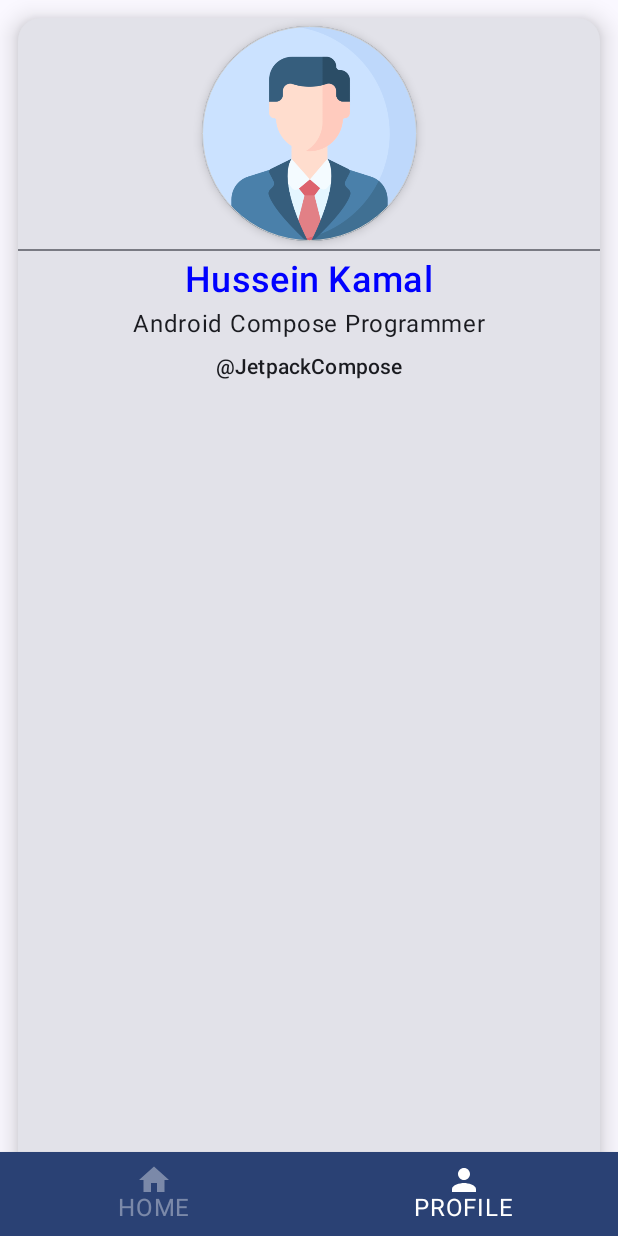
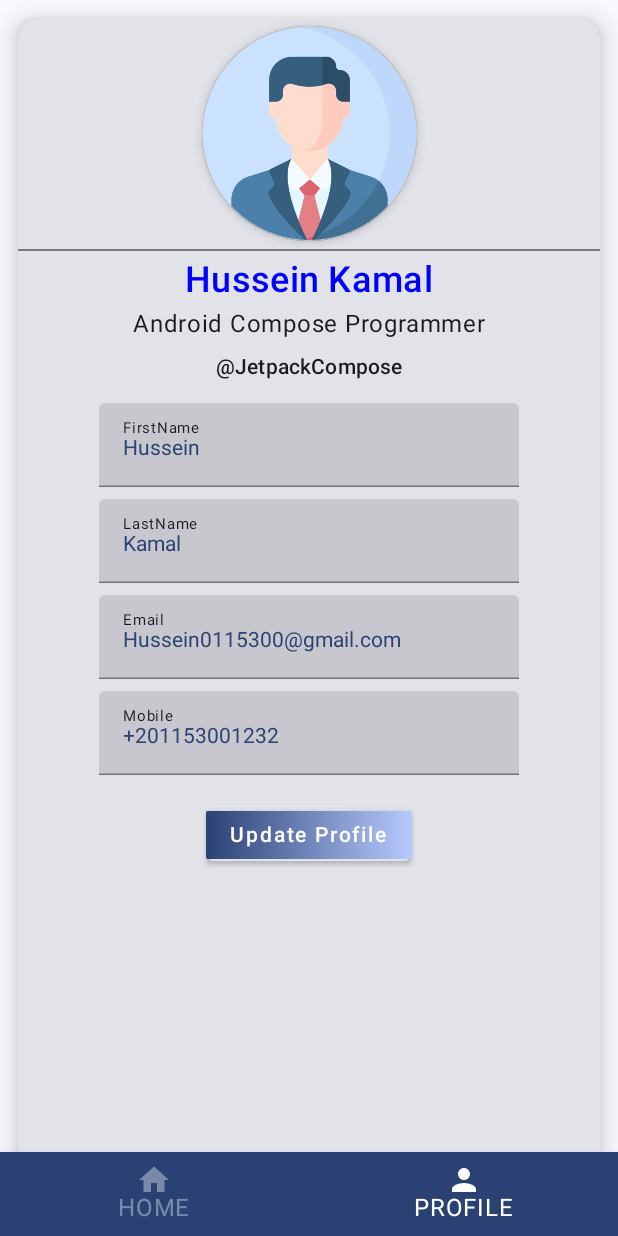
Before and after one commit to HusseinKamal/JetPackComposeExample, an Android app built with Jetpack Compose: the screen it shows after launch (MainActivity), item 2 of the bottom bar chosen, on a phone screen of 412 x 824 dp. Run offline under Robolectric (Android 15) with nearby library versions, the phone set to English and light mode, and no system bars; our stand-ins replace Dagger/Hilt's generated code, Room's generated code, paging; libraries missing offline, so code that uses them is left out: com.jakewharton.retrofit2; pictures from the network do not load.

Commit message:
Network call request for products - Complete design for profile page

```diff
--- a/app/src/main/java/com/hussein/jetpackcomposeexample/data/remote/ProductAPI.kt
+++ b/app/src/main/java/com/hussein/jetpackcomposeexample/data/remote/ProductAPI.kt
@@ -5,7 +5,7 @@ import retrofit2.http.GET
 
 interface ProductAPI{
 
-    @GET("/photos")
+    @GET("/products")
     suspend fun getAllProducts():Product
 
 }
--- /dev/null
+++ b/app/src/main/java/com/hussein/jetpackcomposeexample/screens/GradientButton.kt
@@ -0,0 +1,32 @@
+package com.hussein.jetpackcomposeexample.screens
+
+import androidx.compose.foundation.background
+import androidx.compose.foundation.layout.Box
+import androidx.compose.foundation.layout.PaddingValues
+import androidx.compose.foundation.layout.padding
+import androidx.compose.material.Button
+import androidx.compose.material.ButtonDefaults
+import androidx.compose.material.Text
+import androidx.compose.runtime.Composable
+import androidx.compose.ui.Alignment
+import androidx.compose.ui.Modifier
+import androidx.compose.ui.graphics.Brush
+import androidx.compose.ui.graphics.Color
+import androidx.compose.ui.unit.dp
+
+@Composable
+fun GradientButton(text:String, textColor: Color, gradient: Brush, onClick:()->Unit){
+    Button(onClick = { onClick() },
+        colors = ButtonDefaults.buttonColors(
+            backgroundColor = Color.Transparent
+        ),
+        contentPadding = PaddingValues()
+    ) {
+        Box(modifier = Modifier
+            .background(gradient)
+            .padding(horizontal = 16.dp, vertical = 8.dp), contentAlignment = Alignment.Center){
+            Text(text = text, color = textColor)
+        }
+    }
+
+}
--- a/app/src/main/java/com/hussein/jetpackcomposeexample/screens/ListContent.kt
+++ b/app/src/main/java/com/hussein/jetpackcomposeexample/screens/ListContent.kt
@@ -65,8 +65,8 @@ fun ProductItem(product: ProductX){
         model = ImageRequest.Builder(context)
             .data(product.images[0])
             .crossfade(true)
-            .placeholder(R.drawable.ic_launcher_background)
-            .error(R.drawable.ic_launcher_background)
+            .placeholder(R.drawable.placeholder)
+            .error(R.drawable.placeholder)
             .build(),
     )
 
@@ -74,7 +74,7 @@ fun ProductItem(product: ProductX){
         .height(300.dp)
         .fillMaxWidth(), contentAlignment = Alignment.BottomCenter){
 
-        Image(modifier = Modifier.fillMaxSize(),painter = painter, contentScale = ContentScale.Crop, contentDescription = "Unspalsh Image")
+        Image(modifier = Modifier.fillMaxSize(),painter = painter, contentScale = ContentScale.FillBounds, contentDescription = "Product Image")
 
         Surface(
             modifier = Modifier
@@ -91,11 +91,9 @@ fun ProductItem(product: ProductX){
             horizontalArrangement = Arrangement.SpaceBetween
         ){
             Text(text = buildAnnotatedString {
-                append("Name ")
                 withStyle(style = SpanStyle(fontWeight = FontWeight.Bold)) {
                     append(product.title)
                 }
-                append(" Price")
             },
                 color=Color.White,
                 maxLines = 1,
@@ -119,7 +117,7 @@ fun LikeCounter(modifier: Modifier,painter: Painter,likes:String){
         horizontalArrangement = Arrangement.End
     ){
         Icon(painter = painter, contentDescription = "Like Icon", tint = Color.Red)
-        Divider(Modifier.width(6.dp))
+        Divider(Modifier.width(2.dp))
         Text(
             text = likes,
             color = Color.White,
--- a/app/src/main/java/com/hussein/jetpackcomposeexample/screens/ProfileScreen.kt
+++ b/app/src/main/java/com/hussein/jetpackcomposeexample/screens/ProfileScreen.kt
@@ -1,12 +1,10 @@
 package com.hussein.jetpackcomposeexample.screens
 
+import android.widget.Toast
 import androidx.compose.foundation.BorderStroke
 import androidx.compose.foundation.Image
 import androidx.compose.foundation.layout.Arrangement
 import androidx.compose.foundation.layout.Column
-import androidx.compose.foundation.layout.ExperimentalLayoutApi
-import androidx.compose.foundation.layout.FlowRow
-import androidx.compose.foundation.layout.Row
 import androidx.compose.foundation.layout.Spacer
 import androidx.compose.foundation.layout.fillMaxHeight
 import androidx.compose.foundation.layout.fillMaxWidth
@@ -14,40 +12,27 @@ import androidx.compose.foundation.layout.height
 import androidx.compose.foundation.layout.padding
 import androidx.compose.foundation.layout.size
 import androidx.compose.foundation.layout.width
-import androidx.compose.foundation.lazy.LazyRow
-import androidx.compose.foundation.lazy.items
-import androidx.compose.foundation.rememberScrollState
 import androidx.compose.foundation.shape.CircleShape
 import androidx.compose.foundation.shape.CornerSize
 import androidx.compose.foundation.shape.RoundedCornerShape
-import androidx.compose.foundation.verticalScroll
+import androidx.compose.material.TextField
 import androidx.compose.material3.Card
 import androidx.compose.material3.CardDefaults
 import androidx.compose.material3.Divider
-import androidx.compose.material3.ExperimentalMaterial3Api
-import androidx.compose.material3.Icon
-import androidx.compose.material3.IconButton
 import androidx.compose.material3.MaterialTheme
-import androidx.compose.material3.Scaffold
 import androidx.compose.material3.Surface
 import androidx.compose.material3.Text
-import androidx.compose.material3.TopAppBar
-import androidx.compose.material3.TopAppBarDefaults
 import androidx.compose.runtime.Composable
 import androidx.compose.runtime.mutableStateOf
 import androidx.compose.runtime.remember
 import androidx.compose.ui.Alignment
-import androidx.compose.ui.ExperimentalComposeUiApi
 import androidx.compose.ui.Modifier
-import androidx.compose.ui.draw.clip
+import androidx.compose.ui.graphics.Brush
 import androidx.compose.ui.graphics.Color
 import androidx.compose.ui.layout.ContentScale
+import androidx.compose.ui.platform.LocalContext
 import androidx.compose.ui.res.painterResource
-import androidx.compose.ui.res.stringResource
-import androidx.compose.ui.semantics.Role.Companion.Image
-import androidx.compose.ui.semantics.semantics
-import androidx.compose.ui.semantics.testTagsAsResourceId
-import androidx.compose.ui.text.style.TextOverflow
+import androidx.compose.ui.text.TextStyle
 import androidx.compose.ui.unit.dp
 import androidx.compose.ui.unit.sp
 import androidx.navigation.NavHostController
@@ -76,14 +61,13 @@ fun Profile(navHostController: NavHostController){
         )
         {
             Column(
-                modifier = Modifier.height(300.dp),
                 verticalArrangement = Arrangement.Top,
                 horizontalAlignment = Alignment.CenterHorizontally
             ) {
                 CreateImageProfile()
                 Divider()
                 CreateInfo()
-
+                CreateEditText()
             }
         }
     }
@@ -135,3 +119,53 @@ private fun CreateImageProfile(modifier: Modifier = Modifier) {
 
     }
 }
+
+@Composable
+private fun CreateEditText(){
+    val context = LocalContext.current
+    Column(
+        modifier = Modifier
+            .padding(5.dp),
+        verticalArrangement = Arrangement.Center,
+        horizontalAlignment = Alignment.CenterHorizontally
+    ) {
+       TextField(
+           value = "Hussein",
+           onValueChange = {},
+           placeholder = { Text(text = "First Name")},
+           label ={ Text(text = "FirstName",color = MaterialTheme.colorScheme.onBackground, fontSize = 10.sp)},
+           textStyle = TextStyle(color = MaterialTheme.colorScheme.primary, fontSize = 14.sp)
+       )
+        Spacer(modifier = Modifier.height(8.dp))
+        TextField(
+            value = "Kamal",
+            onValueChange = {},
+            label ={ Text(text = "LastName",color = MaterialTheme.colorScheme.onBackground, fontSize = 10.sp)},
+            placeholder = { Text(text = "Last Name")},
+            textStyle = TextStyle(color = MaterialTheme.colorScheme.primary, fontSize = 14.sp)
+        )
+        Spacer(modifier = Modifier.height(8.dp))
+        TextField(
+            value = "Hussein0115300@gmail.com",
+            onValueChange = {},
+            label ={ Text(text = "Email",color = MaterialTheme.colorScheme.onBackground, fontSize = 10.sp)},
+            placeholder = { Text(text = "Email")},
+            textStyle = TextStyle(color = MaterialTheme.colorScheme.primary, fontSize = 14.sp)
+        )
+        Spacer(modifier = Modifier.height(8.dp))
+        TextField(
+            value = "+201153001232",
+            onValueChange = {},
+            label ={ Text(text = "Mobile",color = MaterialTheme.colorScheme.onBackground, fontSize = 10.sp)},
+            placeholder = { Text(text = "Mobile")},
+            textStyle = TextStyle(color = MaterialTheme.colorScheme.primary, fontSize = 14.sp)
+        )
+        Spacer(modifier = Modifier.height(16.dp))
+        GradientButton(text = "Update Profile", textColor = Color.White, gradient = Brush.horizontalGradient(
+            colors = listOf(MaterialTheme.colorScheme.primary,MaterialTheme.colorScheme.inversePrimary)
+        ), onClick = {
+            Toast.makeText(context,"Profile Updated Successfully",Toast.LENGTH_SHORT).show()
+        }
+        )
+    }
+}
```
Also changed, not shown: app/src/main/res/drawable/placeholder.png (added).
